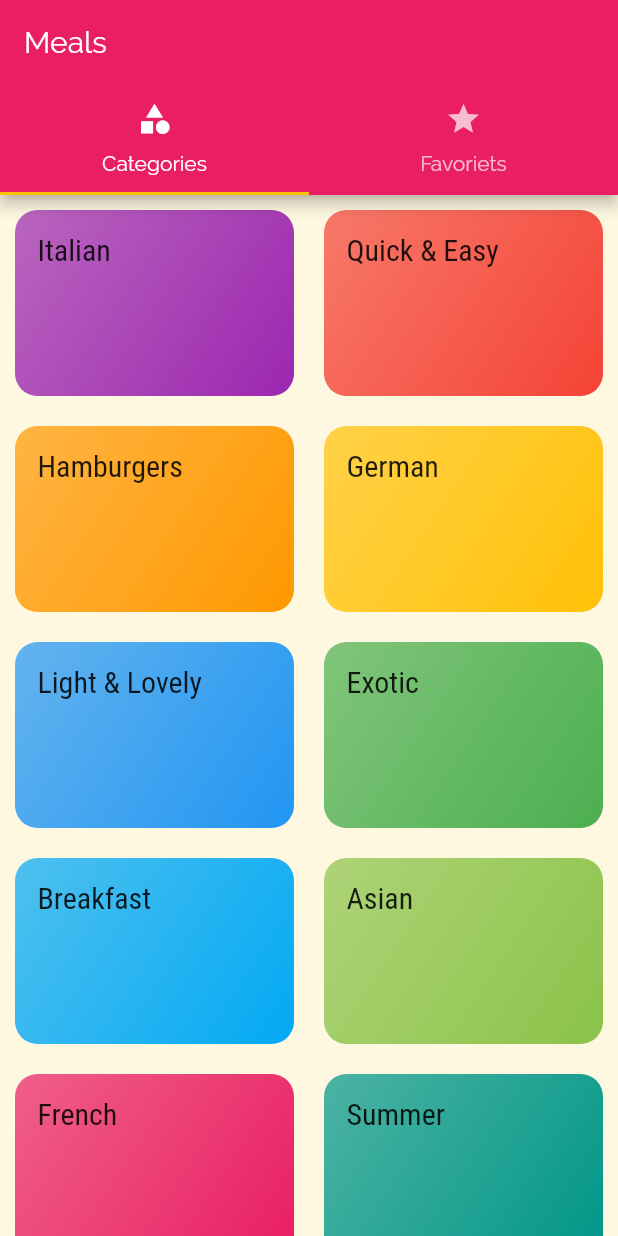
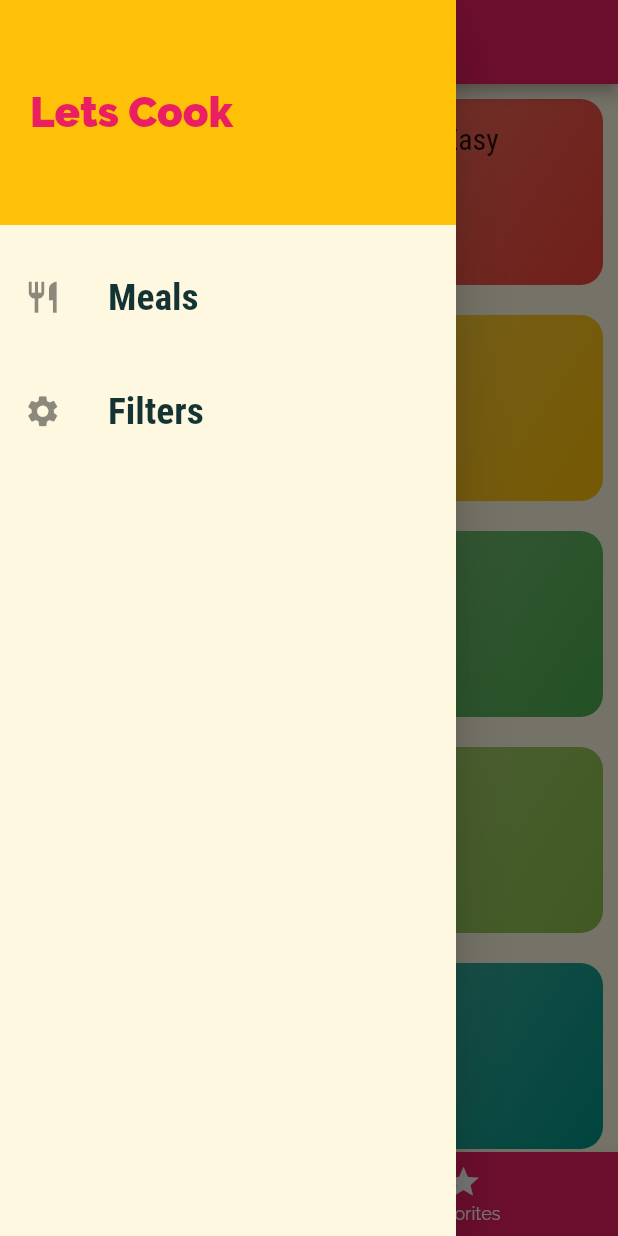
Before and after one commit to Muhammed-AbdelGhany/resturant-app, a Flutter app: the screen it shows after launch, with the side drawer open (before the commit the screen has no drawer), on a phone screen of 412 x 824 dp. Run offline on Flutter 3.47's test engine with Material 2 defaults, Android fonts, the phone set to English and light mode, and no system bars.

Commit message:
transformed app bar into bottom bar

```diff
--- a/lib/main.dart
+++ b/lib/main.dart
@@ -1,5 +1,6 @@
 import 'package:flutter/material.dart';
 import 'package:meals_app/screens/category_meals_screen.dart';
+import 'package:meals_app/screens/filters_screen.dart';
 import 'package:meals_app/screens/meal_details_screen.dart';
 import 'package:meals_app/screens/tabs_screen.dart';
 
@@ -35,6 +36,7 @@ class MyApp extends StatelessWidget {
         '/': (ctx) => TabsScreen(),
         CategoryMealsScreen.routeName: (ctx) => CategoryMealsScreen(),
         MealDetailsScreen.routeName: (ctx) => MealDetailsScreen(),
+        FiltersScreen.routeName: (ctx) => FiltersScreen(),
       },
     );
   }
--- /dev/null
+++ b/lib/screens/filters_screen.dart
@@ -0,0 +1,11 @@
+import 'package:flutter/material.dart';
+
+class FiltersScreen extends StatelessWidget {
+  static const routeName = "/Filters";
+  @override
+  Widget build(BuildContext context) {
+    return Center(
+      child: Text('saddas'),
+    );
+  }
+}
--- a/lib/screens/tabs_screen.dart
+++ b/lib/screens/tabs_screen.dart
@@ -1,8 +1,7 @@
-import 'dart:math';
-
 import 'package:flutter/material.dart';
 import 'package:meals_app/screens/categories_screen.dart';
 import 'package:meals_app/screens/favoriets_screen.dart';
+import 'package:meals_app/widgets/main_drawer.dart';
 
 class TabsScreen extends StatefulWidget {
   @override
@@ -10,30 +9,39 @@ class TabsScreen extends StatefulWidget {
 }
 
 class _TabsScreenState extends State<TabsScreen> {
+  List<Map<String, Object>> _pages = [
+    {'page': CategoriesScreen(), 'title': 'Categories'},
+    {'page': FavorietsScreen(), 'title': 'Favorites'},
+  ];
+
+  int _selectedPage = 0;
+  void _pageToSelect(int index) {
+    setState(() {
+      _selectedPage = index;
+    });
+  }
+
   @override
   Widget build(BuildContext context) {
-    return DefaultTabController(
-      length: 2,
-      child: Scaffold(
-        appBar: AppBar(
-          title: Text('Meals'),
-          bottom: TabBar(tabs: [
-            Tab(
+    return Scaffold(
+      appBar: AppBar(
+        title: Text(_pages[_selectedPage]['title']),
+      ),
+      drawer: MainDrawer(),
+      body: _pages[_selectedPage]['page'],
+      bottomNavigationBar: BottomNavigationBar(
+          onTap: _pageToSelect,
+          backgroundColor: Theme.of(context).primaryColor,
+          selectedItemColor: Theme.of(context).accentColor,
+          unselectedItemColor: Colors.white,
+          currentIndex: _selectedPage,
+          items: [
+            BottomNavigationBarItem(
               icon: Icon(Icons.category),
-              text: 'Categories',
+              label: 'Categories',
             ),
-            Tab(
-              icon: Icon(
-                Icons.star,
-              ),
-              text: 'Favoriets',
-            ),
+            BottomNavigationBarItem(icon: Icon(Icons.star), label: 'Favorites')
           ]),
-        ),
-        body: TabBarView(
-          children: [CategoriesScreen(), FavorietsScreen()],
-        ),
-      ),
     );
   }
 }
--- /dev/null
+++ b/lib/widgets/main_drawer.dart
@@ -0,0 +1,66 @@
+import 'package:flutter/material.dart';
+import 'package:meals_app/screens/filters_screen.dart';
+
+class MainDrawer extends StatelessWidget {
+  @override
+  Widget build(BuildContext context) {
+    return Drawer(
+      child: Column(
+        children: [
+          Container(
+            height: 150,
+            width: double.infinity,
+            color: Theme.of(context).accentColor,
+            alignment: Alignment.centerLeft,
+            padding: EdgeInsets.all(20),
+            child: Text(
+              'Lets Cook',
+              style: TextStyle(
+                  color: Theme.of(context).primaryColor,
+                  fontSize: 28,
+                  fontWeight: FontWeight.w900),
+            ),
+          ),
+          SizedBox(
+            height: 20,
+          ),
+          ListTile(
+            leading: Icon(
+              Icons.restaurant,
+              size: 25,
+            ),
+            title: Text(
+              'Meals',
+              style: TextStyle(
+                  fontFamily: 'RobotoCondensed',
+                  fontSize: 25,
+                  fontWeight: FontWeight.bold),
+            ),
+            onTap: () {
+              Navigator.popAndPushNamed(context, '/');
+            },
+          ),
+          SizedBox(
+            height: 20,
+          ),
+          ListTile(
+            leading: Icon(
+              Icons.settings,
+              size: 25,
+            ),
+            title: Text(
+              'Filters',
+              style: TextStyle(
+                  fontFamily: 'RobotoCondensed',
+                  fontSize: 25,
+                  fontWeight: FontWeight.bold),
+            ),
+            onTap: () {
+              Navigator.pushNamed(context, FiltersScreen.routeName);
+            },
+          ),
+        ],
+      ),
+    );
+  }
+}
```
